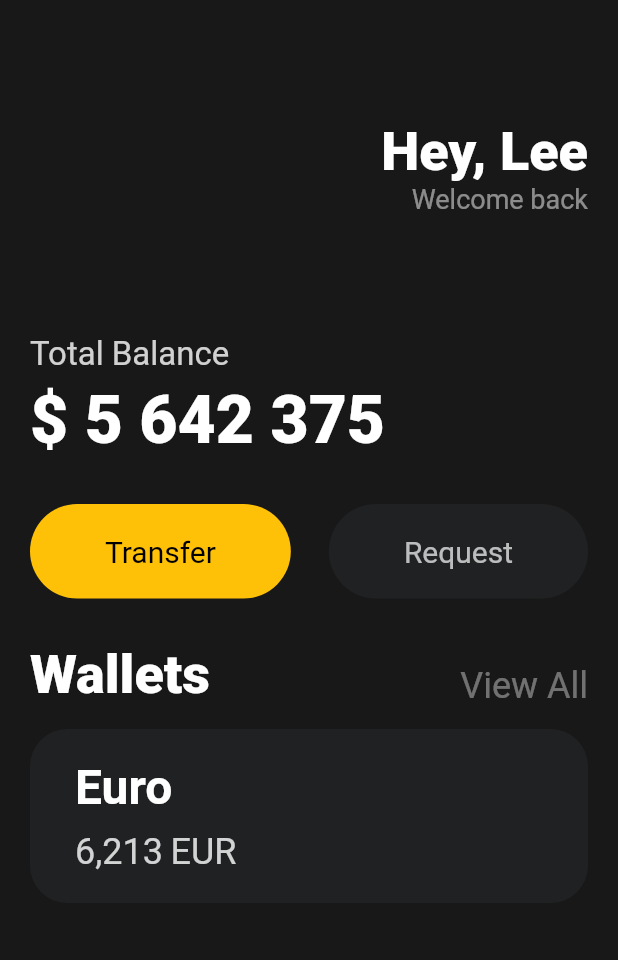
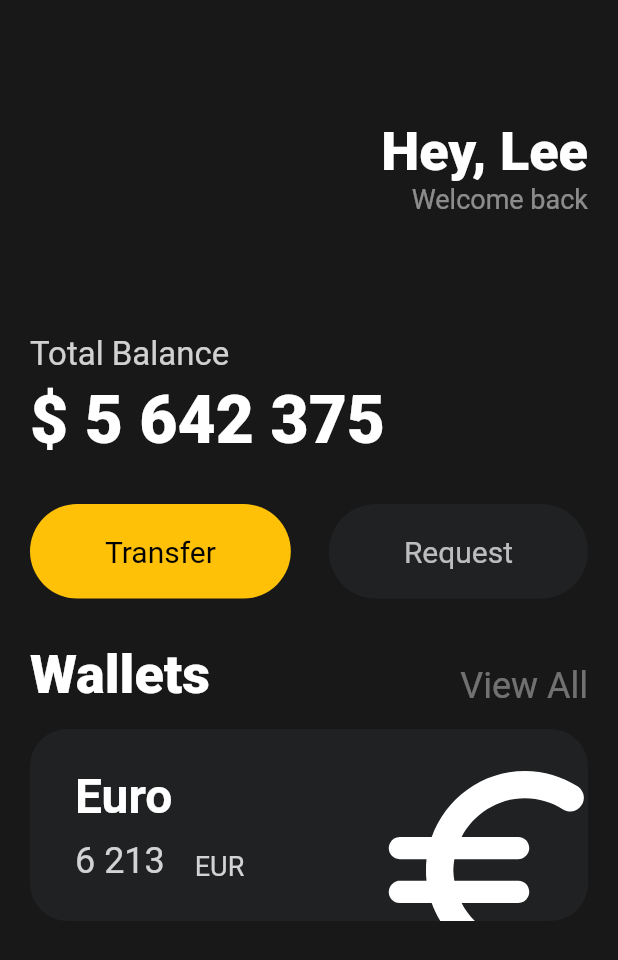
Before and after one commit to ezurno/flutter_ui, a Flutter app: the screen it shows after launch, on a phone screen of 412 x 824 dp. Shown: the top 960 px of the screen. Run offline on Flutter 3.47's test engine with Material 2 defaults, Android fonts, the phone set to English and light mode, and no system bars.

Commit message:
LEARN: create icon
1. icon을 만들려면 Icon을 사용해서 만듦

2. 하지만 Icon 크기자체를 늘려버리면 Container가 따라 커지는 일이 발생
>> Transform.Scale로 해결

3. Transform은 기존 크기는 유지하되 Widget의 특성을 따로 조절해줌

4. Scale (크기) translate(이동)

5. clipBehavior : Clip.hardEdge 는 css의 overflow: hidden 과 같음
>> 화면을 넘어갔을 시 어떻게 처리해야 하는지 정의함

```diff
--- a/lib/main.dart
+++ b/lib/main.dart
@@ -118,6 +118,8 @@ class App extends StatelessWidget {
                 height: 15,
               ),
               Container(
+                clipBehavior: Clip.hardEdge, // overflow : hidden
+                // clipBehavior는 화면이 넘어갔을 시 어떻게 처리해야 할지 알려줌
                 decoration: BoxDecoration(
                   color: const Color(0xFF1F2123),
                   borderRadius: BorderRadius.circular(25),
@@ -128,6 +130,7 @@ class App extends StatelessWidget {
                     horizontal: 30,
                   ),
                   child: Row(
+                    mainAxisAlignment: MainAxisAlignment.spaceBetween,
                     children: [
                       Column(
                         crossAxisAlignment: CrossAxisAlignment.start,
@@ -144,25 +147,39 @@ class App extends StatelessWidget {
                             height: 10,
                           ),
                           Row(
+                            crossAxisAlignment: CrossAxisAlignment.end,
                             children: [
                               Text(
-                                "6,213",
+                                "6 213",
                                 style: TextStyle(
                                   color: Colors.white.withOpacity(0.8),
                                   fontSize: 24,
                                 ),
                               ),
                               const SizedBox(
-                                width: 5,
+                                width: 20,
                               ),
                               Text("EUR",
                                   style: TextStyle(
                                     color: Colors.white.withOpacity(0.8),
-                                    fontSize: 24,
+                                    fontSize: 18,
                                   )),
                             ],
                           )
                         ],
+                      ),
+                      Transform.scale(
+                        // 배율로 키우기
+                        scale: 2,
+                        child: Transform.translate(
+                          // 이동
+                          offset: const Offset(5, 15),
+                          child: const Icon(
+                            Icons.euro_rounded,
+                            color: Colors.white,
+                            size: 88,
+                          ),
+                        ),
                       )
                     ],
                   ),
```
